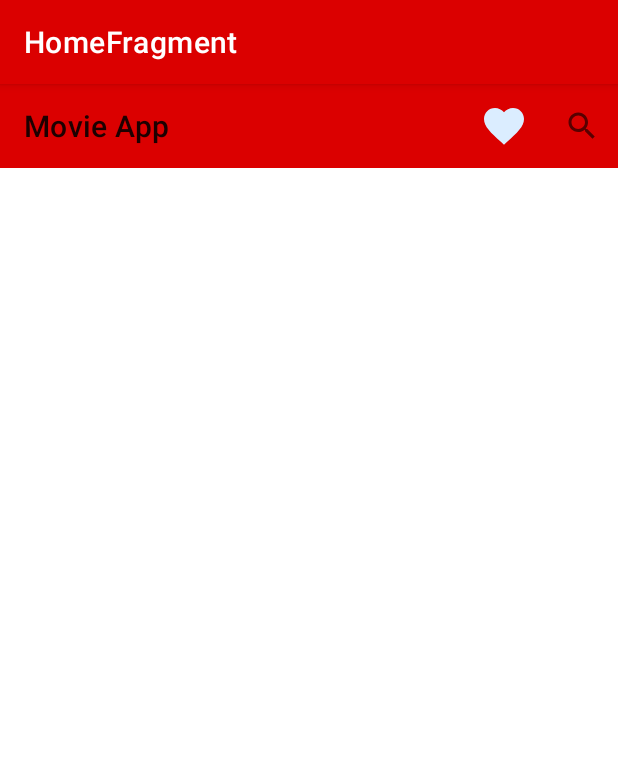
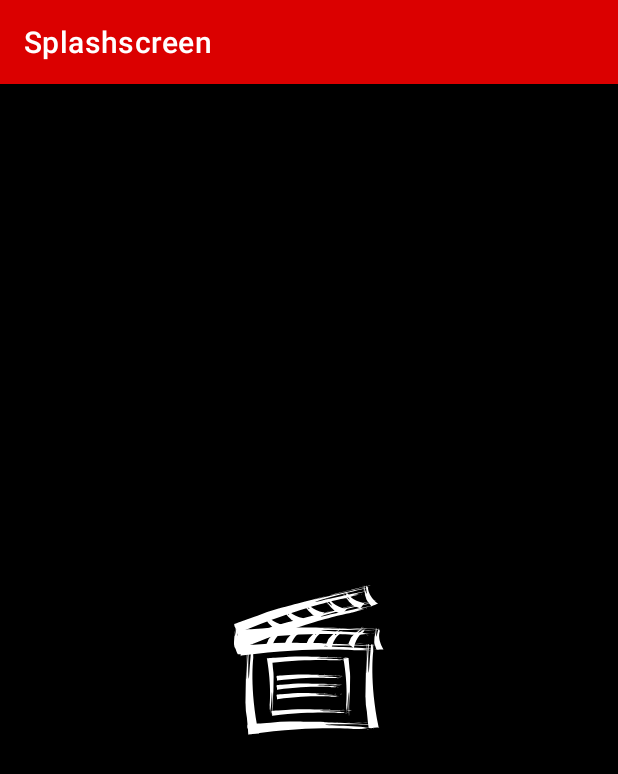
Before and after one commit to rezyfr/Dicoding-MADE, an Android app: the first screen one second after launch (MainActivity), on a phone screen of 412 x 824 dp. Shown: the top 774 px of the screen. Run offline under Robolectric (Android 15) with nearby library versions, the phone set to English and light mode, and no system bars; our stand-ins replace Dagger/Hilt's generated code, navigation-ui; 1 statement that could not run was skipped.

Commit message:
add splashscreen

```diff
--- /dev/null
+++ b/app/src/main/java/com/rezyfr/dicoding/made/ui/splash/SplashscreenFragment.kt
@@ -0,0 +1,31 @@
+package com.rezyfr.dicoding.made.ui.splash
+
+import android.os.Bundle
+import android.os.Handler
+import android.os.Looper
+import android.view.LayoutInflater
+import android.view.View
+import android.view.ViewGroup
+import androidx.fragment.app.Fragment
+import androidx.navigation.fragment.findNavController
+import com.rezyfr.dicoding.made.R
+
+class SplashscreenFragment : Fragment() {
+
+    override fun onCreateView(
+        inflater: LayoutInflater, container: ViewGroup?,
+        savedInstanceState: Bundle?
+    ): View? {
+
+        return inflater.inflate(R.layout.fragment_splashscreen, container, false)
+    }
+
+    override fun onViewCreated(view: View, savedInstanceState: Bundle?) {
+        super.onViewCreated(view, savedInstanceState)
+
+        Handler(Looper.getMainLooper()).postDelayed({
+            val action = SplashscreenFragmentDirections.actionSplashscreenFragmentToHomeFragment()
+            findNavController().navigate(action)
+        }, 1500)
+    }
+}
--- /dev/null
+++ b/app/src/main/res/layout/fragment_splashscreen.xml
@@ -0,0 +1,18 @@
+<?xml version="1.0" encoding="utf-8"?>
+<androidx.constraintlayout.widget.ConstraintLayout xmlns:android="http://schemas.android.com/apk/res/android"
+    xmlns:app="http://schemas.android.com/apk/res-auto"
+    android:layout_width="match_parent"
+    android:layout_height="match_parent"
+    android:background="@color/colorSecondary">
+
+    <ImageView
+        android:layout_width="100dp"
+        android:layout_height="100dp"
+        android:contentDescription="@string/cd_splash"
+        android:src="@drawable/img_movie"
+        app:layout_constraintBottom_toBottomOf="parent"
+        app:layout_constraintEnd_toEndOf="parent"
+        app:layout_constraintStart_toStartOf="parent"
+        app:layout_constraintTop_toTopOf="parent" />
+
+</androidx.constraintlayout.widget.ConstraintLayout>
--- a/app/src/main/res/navigation/main_nav_graph.xml
+++ b/app/src/main/res/navigation/main_nav_graph.xml
@@ -3,7 +3,23 @@
     xmlns:app="http://schemas.android.com/apk/res-auto"
     xmlns:tools="http://schemas.android.com/tools"
     android:id="@+id/main_nav_graph"
-    app:startDestination="@id/homeFragment">
+    app:startDestination="@id/splashscreenFragment">
+
+    <fragment
+        android:id="@+id/splashscreenFragment"
+        android:name="com.rezyfr.dicoding.made.ui.splash.SplashscreenFragment"
+        android:label="Splashscreen"
+        tools:layout="@layout/fragment_splashscreen">
+        <action
+            android:id="@+id/action_splashscreenFragment_to_homeFragment"
+            app:destination="@id/homeFragment"
+            app:enterAnim="@anim/fragment_close_enter"
+            app:exitAnim="@anim/fragment_close_exit"
+            app:popEnterAnim="@anim/fragment_close_enter"
+            app:popExitAnim="@anim/fragment_close_exit"
+            app:popUpTo="@id/splashscreenFragment"
+            app:popUpToInclusive="true" />
+    </fragment>
 
     <fragment
         android:id="@+id/homeFragment"
--- a/app/src/main/res/values/strings.xml
+++ b/app/src/main/res/values/strings.xml
@@ -14,4 +14,5 @@
     <string name="result_not_found">Result not found :(</string>
     <string name="image_backdrop">Image backdrop for detail page</string>
     <string name="favorite_button">Button for adding the movie to favorite list</string>
+    <string name="cd_splash">Splashscreen image</string>
 </resources>
```
Also changed, not shown: 210 other files.
